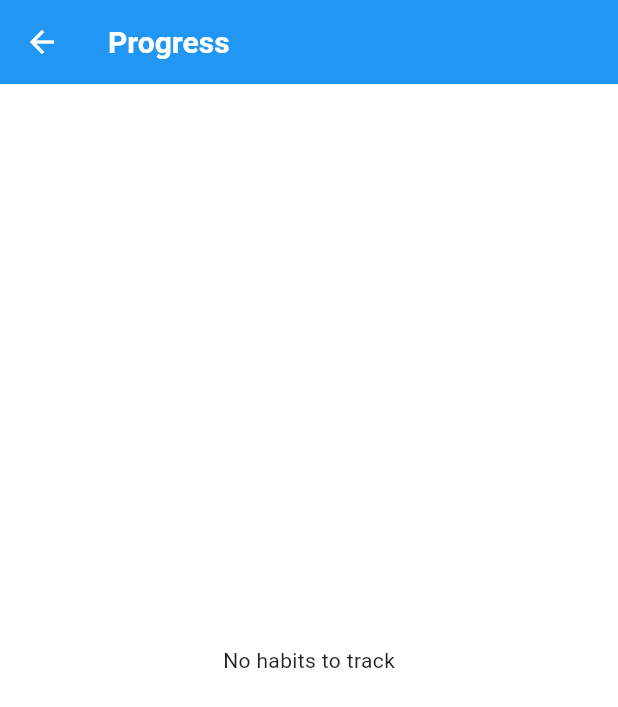
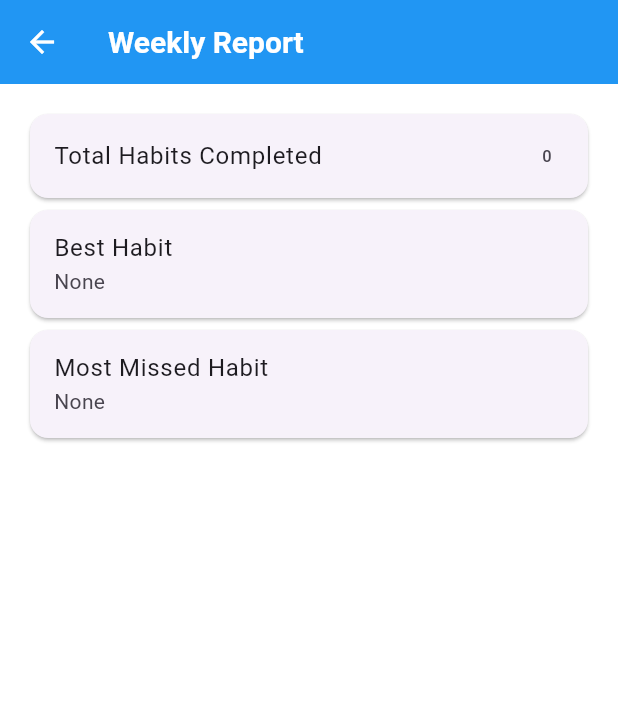
Before and after one commit to Soli1065/habit_tracker, a Flutter app: the ProgressScreen screen opened by its route, on a phone screen of 412 x 824 dp. Shown: the top 707 px of the screen. Run offline on Flutter 3.47's test engine with Material 3 defaults, Android fonts, the phone set to English and light mode, and no system bars; our stand-ins replace flutter_local_notifications, flutter_native_timezone, flutter_riverpod, hive, hive_flutter, table_calendar and 1 more; accounts and stored records are empty.

Commit message:
progress screen

```diff
--- a/lib/ui/progress_screen.dart
+++ b/lib/ui/progress_screen.dart
@@ -1,32 +1,42 @@
 import 'package:flutter/material.dart';
-import 'package:fl_chart/fl_chart.dart';
 import 'package:flutter_riverpod/flutter_riverpod.dart';
 import '../logic/habit_provider.dart';
+import '../data/models/habit.dart';
 
 class ProgressScreen extends ConsumerWidget {
   @override
   Widget build(BuildContext context, WidgetRef ref) {
     final habits = ref.watch(habitProvider);
 
+    int totalCompleted = habits.where((habit) => habit.isCompleted).length;
+    String bestHabit = habits.isEmpty ? "None" : habits.reduce((a, b) => a.streak > b.streak ? a : b).name;
+    String mostMissedHabit = habits.isEmpty ? "None" : habits.reduce((a, b) => a.streak < b.streak ? a : b).name;
+
     return Scaffold(
-      appBar: AppBar(title: Text("Progress")),
-      body: habits.isEmpty
-          ? Center(child: Text("No habits to track"))
-          : Padding(
-        padding: const EdgeInsets.all(16.0),
-        child: LineChart(
-          LineChartData(
-            titlesData: FlTitlesData(show: false),
-            lineBarsData: [
-              LineChartBarData(
-                spots: habits.asMap().entries.map((e) => FlSpot(e.key.toDouble(), e.value.streak.toDouble())).toList(),
-                isCurved: true,
-                belowBarData: BarAreaData(show: false),
-                dotData: FlDotData(show: true),
-                color: Colors.blue,
+      appBar: AppBar(title: Text("Weekly Report")),
+      body: Padding(
+        padding: EdgeInsets.all(16),
+        child: Column(
+          children: [
+            Card(
+              child: ListTile(
+                title: Text("Total Habits Completed"),
+                trailing: Text("$totalCompleted"),
               ),
-            ],
-          ),
+            ),
+            Card(
+              child: ListTile(
+                title: Text("Best Habit"),
+                subtitle: Text(bestHabit),
+              ),
+            ),
+            Card(
+              child: ListTile(
+                title: Text("Most Missed Habit"),
+                subtitle: Text(mostMissedHabit),
+              ),
+            ),
+          ],
         ),
       ),
     );
--- a/pubspec.yaml
+++ b/pubspec.yaml
@@ -46,6 +46,7 @@ dependencies:
   intl: ^0.20.2
   flutter_native_timezone: ^2.0.0
   timezone: ^0.10.0
+  table_calendar: ^3.2.0
 
 dev_dependencies:
   flutter_test:
```
Also changed, not shown: lib/ui/habit_calendar_screen.dart (added, +63 -0 lines), pubspec.lock.
